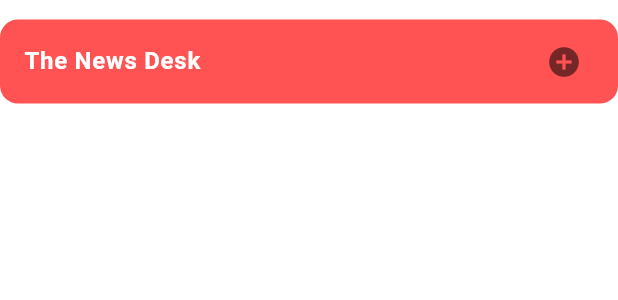
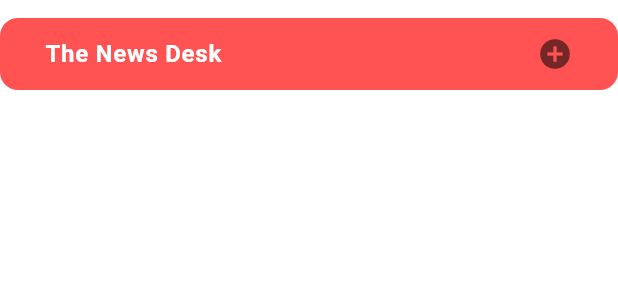
Before and after one commit to Pharaon3/operationsports, a Flutter app: the ForumMenu widget shown alone on an empty page, opened directly, after a tap on "The News Desk", on a phone screen of 412 x 824 dp. Shown: the top 300 px of the screen. Run offline on Flutter 3.47's test engine with Material 3 defaults, Android fonts, the phone set to English and light mode, and no system bars; our stand-ins replace flutter_html, font_awesome_flutter, go_router; network calls fail.

Commit message:
Forum Menu style fixed

```diff
--- a/lib/widgets/forum_menu.dart
+++ b/lib/widgets/forum_menu.dart
@@ -33,13 +33,16 @@
               color: Colors.redAccent,
               borderRadius: BorderRadius.circular(12),
             ),
-            margin: const EdgeInsets.symmetric(vertical: 13),
+            margin: const EdgeInsets.symmetric(vertical: 12),
             child: ListTile(
+              dense: true,
+              contentPadding: EdgeInsets.symmetric(vertical: 0, horizontal: 30),
               title: Text(
                 widget.title,
                 style: const TextStyle(
                   color: Colors.white,
                   fontWeight: FontWeight.bold,
+                  fontSize: 16,
                 ),
               ),
               trailing: Icon(
```
